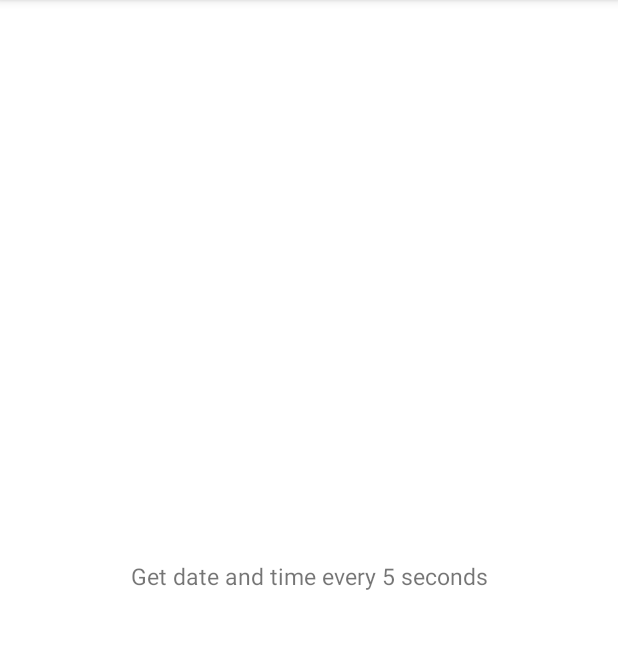
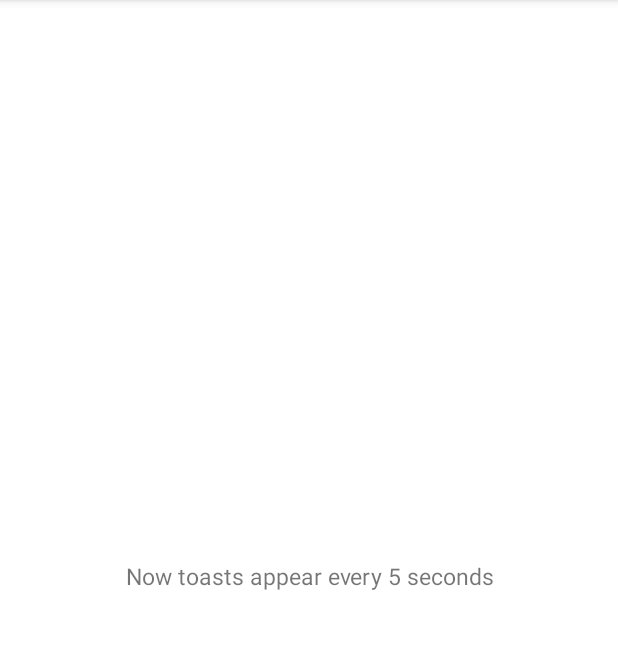
Before and after one commit to DimaBelyakovich/Android_labs, an Android app: the screen it shows after launch (MainActivity), in the options menu, after a tap on "Get date and time every 5 seconds", on a phone screen of 412 x 824 dp, the part 84-733 px from its top. Run offline under Robolectric (Android 15) with nearby library versions, the phone set to English and light mode, and no system bars; 2 statements that could not run were skipped.

Commit message:
some changes

```diff
--- a/lab_3/app/src/main/java/by/bsu/lab_3/MainActivity.kt
+++ b/lab_3/app/src/main/java/by/bsu/lab_3/MainActivity.kt
@@ -21,6 +21,9 @@ class MainActivity : AppCompatActivity() {
         super.onCreate(savedInstanceState)
         setContentView(R.layout.activity_main)
 
+        val textView = findViewById<TextView>(R.id.massage)
+        textView.text = getString(R.string.start_massage)
+
         val intent = Intent(this, ToastService::class.java)
         bindService(intent, serviceConnection, Context.BIND_AUTO_CREATE)
     }
@@ -32,20 +35,31 @@ class MainActivity : AppCompatActivity() {
     }
 
     override fun onOptionsItemSelected(item: MenuItem): Boolean {
-        //val intent = Intent(this, ToastService::class.java)
         val textView = findViewById<TextView>(R.id.massage)
         return when (item.itemId) {
             R.id.five_seconds -> {
-                textView.text = getString(R.string.five_sec)
-                toastService?.getCurrentTimeSeconds(5000)
+                textView.text = getString(R.string.five_sec_massage)
+                toastService?.getToasts(5000)
                 true
             }
             R.id.ten_seconds -> {
-                textView.text = getString(R.string.ten_sec)
-                toastService?.getCurrentTimeSeconds(10000)
+                textView.text = getString(R.string.ten_sec_massage)
+                toastService?.getToasts(10000)
+                true
+            }
+            R.id.stop_toast -> {
+                toastService?.stopToasts()
+                resetStartTextView()
                 true
             }
             else -> super.onOptionsItemSelected(item)
+        }
+    }
+
+    private fun resetStartTextView(){
+        if (!toastService?.isShow()!!){
+            val textView = findViewById<TextView>(R.id.massage)
+            textView.text = getString(R.string.start_massage)
         }
     }
 
--- a/lab_3/app/src/main/res/menu/menu_main.xml
+++ b/lab_3/app/src/main/res/menu/menu_main.xml
@@ -3,12 +3,17 @@
 
     <item
         android:id="@+id/five_seconds"
-        android:title="@string/five_sec"
+        android:title="@string/five_sec_menu"
         />
 
     <item
         android:id="@+id/ten_seconds"
-        android:title="@string/ten_sec"
+        android:title="@string/ten_sec_menu"
+        />
+
+    <item
+        android:id="@+id/stop_toast"
+        android:title="@string/stop_toasts"
         />
 
 </menu>
--- a/lab_3/app/src/main/res/values/strings.xml
+++ b/lab_3/app/src/main/res/values/strings.xml
@@ -1,7 +1,9 @@
 <resources>
     <string name="app_name">lab_3</string>
-    <string name="five_sec">Get date and time every 5 seconds</string>
-    <string name="ten_sec">Get date and time every 10 seconds</string>
-    <string name="start_text">In the menu you can run toasts that appear every 5 seconds</string>
-    <string name="toasts_in_progress">Now toasts appear every 5 seconds</string>
+    <string name="five_sec_menu">Get date and time every 5 seconds</string>
+    <string name="ten_sec_menu">Get date and time every 10 seconds</string>
+    <string name="five_sec_massage">Now toasts appear every 5 seconds</string>
+    <string name="ten_sec_massage">Now toasts appear every 10 seconds</string>
+    <string name="stop_toasts">Stop toasts</string>
+    <string name="start_massage">Yo, you can start toasts from menu</string>
 </resources>
```
Also changed, not shown: lab_3/app/src/main/java/by/bsu/lab_3/ToastService.kt (+16 -4 lines).
